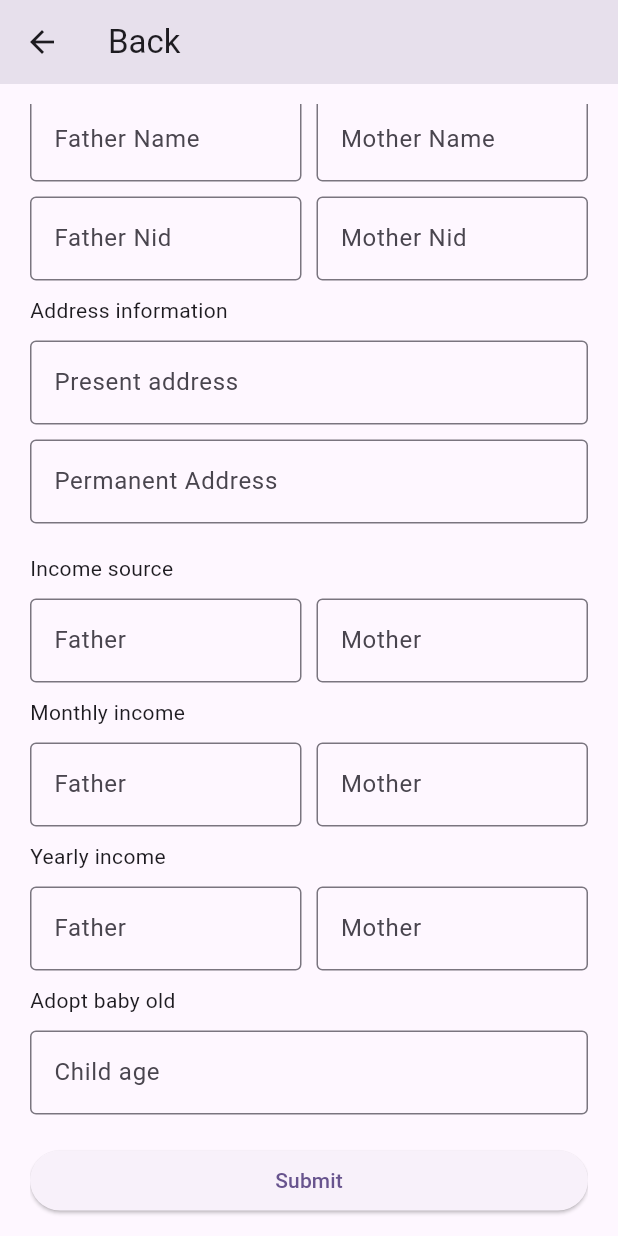
After one commit to dipta-2707/child_future, a Flutter app: the AdoptFormView screen opened by its route, scrolled down 64 dp, after a tap on "Submit", on a phone screen of 412 x 824 dp. The commit adds this screen. Run offline on Flutter 3.47's test engine with Material 2 defaults, Android fonts, the light colour scheme and no system bars; our stand-ins replace cached_network_image, cloud_firestore, firebase_auth, firebase_core, firebase_storage, get and 2 more; missing offline and left inert: mobile_scanner; accounts and stored records are empty.

Commit message:
adopt form

```diff
--- /dev/null
+++ b/lib/binding/adopt_form_binding.dart
@@ -0,0 +1,10 @@
+import 'package:child_future/controller/adopt_form_controller.dart';
+import 'package:get/get.dart';
+
+class AdoptFormBinding implements Bindings{
+  @override
+  void dependencies() {
+    Get.lazyPut(() => AdoptFormController());
+  }
+
+}
--- a/lib/config/route_config.dart
+++ b/lib/config/route_config.dart
@@ -4,6 +4,7 @@ import 'package:child_future/binding/report_child_binding.dart';
 import 'package:child_future/binding/sign_in_page_binding.dart';
 import 'package:child_future/binding/sign_up_page_binding.dart';
 import 'package:child_future/binding/splash_binding.dart';
+import 'package:child_future/views/adopt_form_view.dart';
 import 'package:child_future/views/forget_pass_page.dart';
 import 'package:child_future/views/home_page.dart';
 import 'package:child_future/views/profile_page.dart';
@@ -14,6 +15,8 @@ import 'package:child_future/views/splash_page.dart';
 import 'package:child_future/views/victim_details_page.dart';
 import 'package:get/get.dart';
 
+import '../binding/adopt_form_binding.dart';
+
 class AppRouteConfig {
   static const String splashRoute = '/splash';
   static const String signInRoute = '/signInPageRoutePath';
@@ -23,6 +26,7 @@ class AppRouteConfig {
   static const String profiledRoute = '/profiledRoutePage';
   static const String forgetPassword = '/forgetPasswordPage';
   static const String victimDetails = '/victimDetails';
+  static const String adoptFormView = '/adoptForm';
   static final getPages = [
     GetPage(
         name: splashRoute,
@@ -56,5 +60,10 @@ class AppRouteConfig {
         name: forgetPassword,
         page: () => const ForgetPassPage(),
         transition: Transition.fadeIn),
+    GetPage(
+        name: adoptFormView,
+        page: () => const AdoptFormView(),
+        binding: AdoptFormBinding(),
+        transition: Transition.fadeIn),
   ];
 }
--- /dev/null
+++ b/lib/controller/adopt_form_controller.dart
@@ -0,0 +1,73 @@
+import 'package:child_future/Api.dart';
+import 'package:flutter/cupertino.dart';
+import 'package:get/get.dart';
+
+class AdoptFormController extends GetxController{
+
+    TextEditingController fatherName = TextEditingController();
+    TextEditingController motherName = TextEditingController();
+    TextEditingController fatherNid = TextEditingController();
+    TextEditingController motherNid = TextEditingController();
+    TextEditingController presentAddress = TextEditingController();
+    TextEditingController permanentAddress = TextEditingController();
+    TextEditingController sourceOfIncomeFather = TextEditingController();
+    TextEditingController sourceOfIncomeMother = TextEditingController();
+    TextEditingController monthlyIncomeFather = TextEditingController();
+    TextEditingController monthlyIncomeMother = TextEditingController();
+    TextEditingController yearlyIncomeFather = TextEditingController();
+    TextEditingController yearlyIncomeMother = TextEditingController();
+    TextEditingController adoptBabyOld = TextEditingController();
+
+    void submitForm()async{
+        Map<String, dynamic> data = {};
+        data["fatherName"] = fatherName.text.trim();
+        data["motherName"] = motherName.text.trim();
+        data["fatherNid"] = fatherNid.text.trim();
+        data["presentAddress"] = presentAddress.text.trim();
+        data["permanentAddress"] = permanentAddress.text.trim();
+        data["sourceOfIncomeFather"] = sourceOfIncomeFather.text.trim();
+        data["sourceOfIncomeMother"] = sourceOfIncomeMother.text.trim();
+        data["monthlyIncomeFather"] = monthlyIncomeFather.text.trim();
+        data["yearlyIncomeFather"] = yearlyIncomeFather.text.trim();
+        data["yearlyIncomeMother"] = yearlyIncomeMother.text.trim();
+        data["adoptBabyOld"] = adoptBabyOld.text.trim();
+
+      await  AppApi.firebaseStore.collection('adoptRequests').doc()
+            .set(data);
+        clearText();
+
+    }
+    @override
+  void dispose() {
+        fatherName.dispose();
+        motherName.dispose();
+        fatherNid.dispose();
+        motherNid.dispose();
+        presentAddress.dispose();
+        permanentAddress.dispose();
+        sourceOfIncomeFather.dispose();
+        sourceOfIncomeMother.dispose();
+        monthlyIncomeFather.dispose();
+        monthlyIncomeMother.dispose();
+        yearlyIncomeFather.dispose();
+        yearlyIncomeMother.dispose();
+        adoptBabyOld.dispose();
+        super.dispose();
+  }
+
+    void clearText(){
+        fatherName.clear();
+         motherName.clear();
+         fatherNid.clear();
+         motherNid.clear();
+         presentAddress.clear();
+         permanentAddress.clear();
+         sourceOfIncomeFather.clear();
+         sourceOfIncomeMother.clear();
+         monthlyIncomeFather.clear();
+         monthlyIncomeMother.clear();
+         yearlyIncomeFather.clear();
+         yearlyIncomeMother.clear();
+         adoptBabyOld.clear();
+    }
+}
--- /dev/null
+++ b/lib/views/adopt_form_view.dart
@@ -0,0 +1,190 @@
+import 'package:child_future/controller/adopt_form_controller.dart';
+import 'package:flutter/material.dart';
+import 'package:get/get.dart';
+
+class AdoptFormView extends GetView<AdoptFormController> {
+  const AdoptFormView({super.key});
+
+  @override
+  Widget build(BuildContext context) {
+    return Scaffold(
+      appBar: AppBar(
+        title: const Text('Back'),
+      ),
+      body:  Padding(padding: EdgeInsets.symmetric(horizontal: 20.0,vertical: 13.0),
+        child: ListView(
+          children: [
+            const Text('Please fill up this form carefully.'),
+              SizedBox(height: 10.0,),
+            Text('General information'),
+            SizedBox(height: 10.0,),
+              Row(
+                children: [
+                  Expanded(
+                    child: TextFormField(
+                      controller: controller.fatherName,
+                      decoration: const InputDecoration(
+                        border: OutlineInputBorder(),
+                        labelText: 'Father Name'
+                      ),
+                    ),
+                  ),
+            const SizedBox(width: 10.0,),
+            Expanded(
+              child: TextFormField(
+                    controller: controller.motherName,
+                    decoration: const InputDecoration(
+                        border: OutlineInputBorder(),
+                        labelText: 'Mother Name'
+                    ),
+              ),
+            ),
+                ],
+              ),
+            SizedBox(height: 10.0,),
+            Row(
+              children: [
+                Expanded(
+                  child: TextFormField(
+                    controller: controller.fatherNid,
+                    decoration: const InputDecoration(
+                        border: OutlineInputBorder(),
+                        labelText: 'Father Nid'
+                    ),
+                  ),
+                ),
+                const SizedBox(width: 10.0,),
+                Expanded(
+                  child: TextFormField(
+                    controller: controller.motherNid,
+                    decoration: const InputDecoration(
+                        border: OutlineInputBorder(),
+                        labelText: 'Mother Nid'
+                    ),
+                  ),
+                ),
+              ],
+            ),
+            SizedBox(height: 10.0,),
+            Text('Address information'),
+            SizedBox(height: 10.0,),
+            TextFormField(
+              controller: controller.presentAddress,
+              decoration: const InputDecoration(
+                  border: OutlineInputBorder(),
+                  labelText: 'Present address'
+              ),
+            ),
+            SizedBox(height: 10.0,),
+            TextFormField(
+              controller: controller.permanentAddress,
+              decoration: const InputDecoration(
+                  border: OutlineInputBorder(),
+                  labelText: 'Permanent Address'
+              ),
+            ),
+            SizedBox(height: 10.0,),
+            SizedBox(height: 10.0,),
+            Text('Income source'),
+            SizedBox(height: 10.0,),
+            Row(
+              children: [
+                Expanded(
+                  child: TextFormField(
+                    controller: controller.sourceOfIncomeFather,
+                    decoration: const InputDecoration(
+                        border: OutlineInputBorder(),
+                        labelText: 'Father'
+                    ),
+                  ),
+                ),
+                const SizedBox(width: 10.0,),
+                Expanded(
+                  child: TextFormField(
+                    controller: controller.sourceOfIncomeMother,
+                    decoration: const InputDecoration(
+                        border: OutlineInputBorder(),
+                        labelText: 'Mother'
+                    ),
+                  ),
+                ),
+              ],
+            ),
+            SizedBox(height: 10.0,),
+            const Text('Monthly income'),
+            SizedBox(height: 10.0,),
+            Row(
+              children: [
+                Expanded(
+                  child: TextFormField(
+                    controller: controller.monthlyIncomeFather,
+                    keyboardType: TextInputType.number,
+                    decoration: const InputDecoration(
+                        border: OutlineInputBorder(),
+                        labelText: 'Father'
+                    ),
+                  ),
+                ),
+                const SizedBox(width: 10.0,),
+                Expanded(
+                  child: TextFormField(
+                    controller: controller.monthlyIncomeMother,
+                    keyboardType: TextInputType.number,
+                    decoration: const InputDecoration(
+                        border: OutlineInputBorder(),
+                        labelText: 'Mother'
+                    ),
+                  ),
+                ),
+              ],
+            ),
+            SizedBox(height: 10.0,),
+            const Text('Yearly income'),
+            SizedBox(height: 10.0,),
+            Row(
+              children: [
+                Expanded(
+                  child: TextFormField(
+                    controller: controller.yearlyIncomeFather,
+                    keyboardType: TextInputType.number,
+                    decoration: const InputDecoration(
+                        border: OutlineInputBorder(),
+                        labelText: 'Father'
+                    ),
+                  ),
+                ),
+                const SizedBox(width: 10.0,),
+                Expanded(
+                  child: TextFormField(
+                    controller: controller.yearlyIncomeMother,
+                    keyboardType: TextInputType.number,
+                    decoration: const InputDecoration(
+                        border: OutlineInputBorder(),
+                        labelText: 'Mother'
+                    ),
+                  ),
+                ),
+              ],
+            ),
+            const SizedBox(height: 10.0,),
+            const Text('Adopt baby old'),
+            const SizedBox(height: 10.0,),
+            TextFormField(
+              controller: controller.adoptBabyOld,
+              keyboardType: TextInputType.number,
+              decoration: const InputDecoration(
+                  border: OutlineInputBorder(),
+                  labelText: 'Child age'
+              ),
+            ),
+            const SizedBox(height: 20.0,),
+            ElevatedButton(onPressed: (){
+              controller.submitForm();
+            },
+                child: const Text('Submit'))
+          ],
+        ),
+      ),
+    );
+  }
+}
--- a/lib/views/home_view.dart
+++ b/lib/views/home_view.dart
@@ -130,7 +130,11 @@ class homeView extends StatelessWidget {
                 },
               ))
             ],
-          )
+          ),
+          TextButton(onPressed: (){
+            Get.toNamed(AppRouteConfig.adoptFormView);
+          },
+              child: const Text('Submit adopt form'))
         ],
       ),
     );
--- a/lib/views/victim_view.dart
+++ b/lib/views/victim_view.dart
@@ -36,7 +36,7 @@ class VictimView extends GetView<HomePageController> {
               }
             },
           ),
-          SizedBox(
+         const  SizedBox(
             height: 12.0,
           ),
           Expanded(
```
